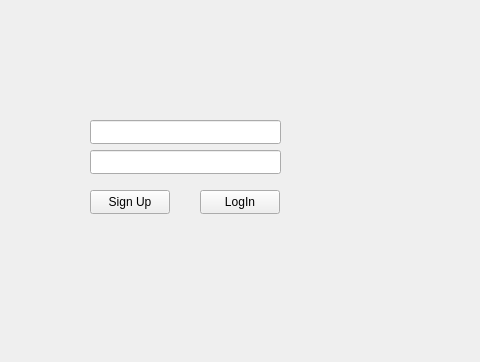
This is IsraelEthanTaehgCS106point2/loginpage.ui in israelBlackyb/IETMCS106.2 as Qt 5 draws it before an edit; both pictures show x 140 to 620 and y 0 to 362 of the 800 by 600 pixel window. The edited form follows.
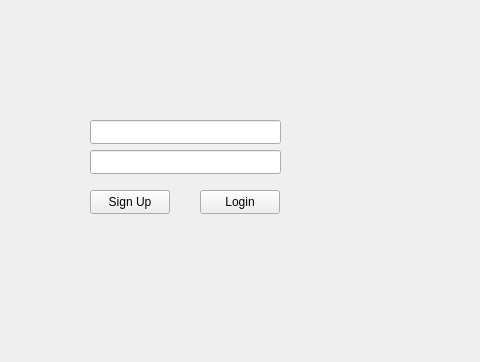
This is the edited form.

Commit message:
Main page (landing) links to login
The login page is now accessed through the mainWindow and the mainWindow is the first window to be opened

```diff
--- a/IsraelEthanTaehgCS106point2/loginpage.ui
+++ b/IsraelEthanTaehgCS106point2/loginpage.ui
@@ -37,7 +37,7 @@
      </rect>
     </property>
     <property name="text">
-     <string>LogIn</string>
+     <string>Login</string>
     </property>
    </widget>
    <widget class="QLineEdit" name="userField">
```
The commit also changes 6 other files.
